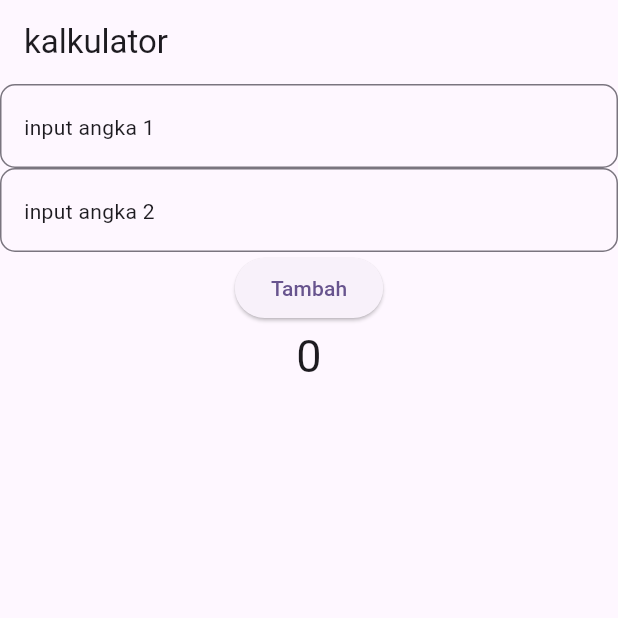
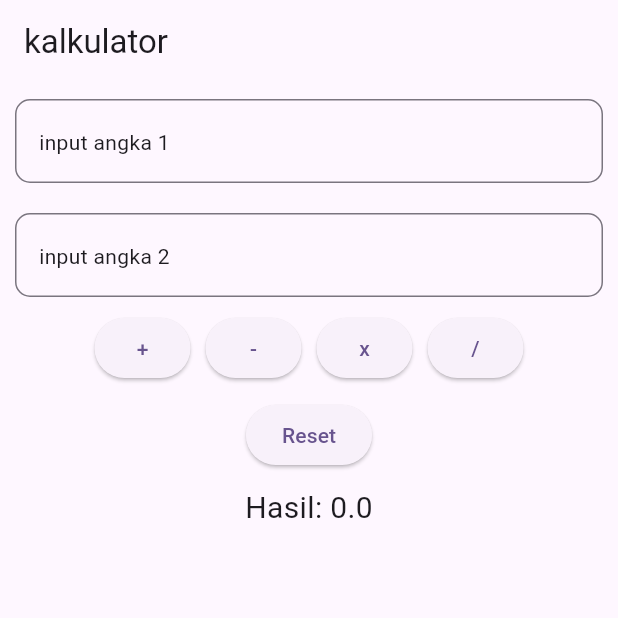
Before and after one commit to Astake777/Athar-Flutter-Project-11-PPLG-, a Flutter app: the screen it shows after launch, on a phone screen of 412 x 824 dp, the top half of it. Run offline on Flutter 3.47's test engine with Material 3 defaults, Android fonts, the phone set to English and light mode, and no system bars; our stand-ins replace get.

Commit message:
penambahan fitur reset dan revisi styling

```diff
--- a/lib/components/custom_textfield.dart
+++ b/lib/components/custom_textfield.dart
@@ -1,4 +1,5 @@
 import 'package:flutter/material.dart';
+import 'package:flutter/services.dart';
 
 class CustomTextfield extends StatelessWidget {
   // kita list variabel2 yang diperlukan
@@ -7,6 +8,7 @@ class CustomTextfield extends StatelessWidget {
   final bool obscureText;
   final IconData? icon;
   final Widget? suffixIcon;
+  final bool numberOnly;
 
   const CustomTextfield({
     super.key,
@@ -15,6 +17,7 @@ class CustomTextfield extends StatelessWidget {
     this.obscureText = false,
     this.icon,
     this.suffixIcon,
+    this.numberOnly = false,
   });
 
   @override
@@ -22,6 +25,8 @@ class CustomTextfield extends StatelessWidget {
     return TextField(
       controller: txtController,
       obscureText: obscureText,
+      keyboardType: numberOnly ? TextInputType.number : TextInputType.text,
+      inputFormatters: numberOnly ? [FilteringTextInputFormatter.digitsOnly] : [],
       decoration: InputDecoration(
         border: OutlineInputBorder(borderRadius: BorderRadius.circular(10)),
         hint: Text(myHint),
--- a/lib/controller/kalkulator_controller.dart
+++ b/lib/controller/kalkulator_controller.dart
@@ -1,10 +1,63 @@
 import 'package:get/get.dart';
 
 class KalkulatorController extends GetxController {
-  var hasil = 0.obs;
+  var hasil = 0.0.obs;
 
+  // cek input kosong, kalau kosong tampilkan peringatan
+  bool inputKosong(String angka1, String angka2) {
+    if (angka1.isEmpty || angka2.isEmpty) {
+      Get.snackbar(
+        "input kosong",
+        "angka 1 dan angka 2 harus diisi",
+        snackPosition: SnackPosition.TOP,
+      );
+      return true;
+    }
+    return false;
+  }
+
+  void reset() {
+    hasil.value = 0;
+  }
+
+  // method tambah kurang kali dan bagi
   void tambah(int angka1, int angka2) {
-    int hasiltambah= angka1 + angka2;
-    hasil.value = hasiltambah;
+    double hasilTambah = (angka1 + angka2).toDouble();
+    hasil.value = hasilTambah;
+    Get.snackbar(
+      "hasil tambah",
+      "hasilnya ${hasilTambah}",
+      snackPosition: SnackPosition.TOP,
+    );
+  }
+
+  void kurang(int angka1, int angka2) {
+    double hasilKurang = (angka1 - angka2).toDouble();
+    hasil.value = hasilKurang;
+    Get.snackbar(
+      "hasil kurang",
+      "hasilnya ${hasilKurang}",
+      snackPosition: SnackPosition.TOP,
+    );
+  }
+
+  void kali(int angka1, int angka2) {
+    double hasilKali = (angka1 * angka2).toDouble();
+    hasil.value = hasilKali;
+    Get.snackbar(
+      "hasil kali",
+      "hasilnya ${hasilKali}",
+      snackPosition: SnackPosition.TOP,
+    );
+  }
+
+  void bagi(int angka1, int angka2) {
+    double hasilBagi = angka1 / angka2;
+    hasil.value = hasilBagi;
+    Get.snackbar(
+      "hasil bagi",
+      "hasilnya ${hasilBagi}",
+      snackPosition: SnackPosition.TOP,
+    );
   }
 }
--- a/lib/main.dart
+++ b/lib/main.dart
@@ -1,4 +1,5 @@
 import 'package:flutter/material.dart';
+import 'package:get/get.dart';
 import 'package:fluttertest1/pages/kalkulator_page.dart';
 // Pastikan nama package ini sesuai dengan yang ada di pubspec.yaml Anda
 import 'package:fluttertest1/pages/login_clone_page.dart';
@@ -12,7 +13,7 @@ class MyApp extends StatelessWidget {
 
   @override
   Widget build(BuildContext context) {
-    return MaterialApp(
+    return GetMaterialApp(
       title: 'Flutter Demo',
       theme: ThemeData(
         // Tambahkan kata "ColorScheme" sebelum ".fromSeed"
--- a/lib/pages/kalkulator_page.dart
+++ b/lib/pages/kalkulator_page.dart
@@ -16,22 +16,76 @@ class KalkulatorPage extends StatelessWidget {
       appBar: AppBar(title: Text("kalkulator")),
       body: Column(
         children: [
-          CustomTextfield(txtController: txtAngka1, myHint: "input angka 1"),
-          CustomTextfield(txtController: txtAngka2, myHint: "input angka 2"),
+          Container(
+            margin: EdgeInsets.all(10),
+            child: CustomTextfield(txtController: txtAngka1, myHint: "input angka 1", numberOnly: true),
+          ),
+          Container(
+            margin: EdgeInsets.all(10),
+            child: CustomTextfield(txtController: txtAngka2, myHint: "input angka 2", numberOnly: true),
+          ),
+          Row(
+            mainAxisAlignment: MainAxisAlignment.center,
+            children: [
+              ElevatedButton(
+                onPressed: () {
+                  if (controller.inputKosong(txtAngka1.text, txtAngka2.text)) return;
+                  // panggil method tambah di controller
+                  int angka1 = int.parse(txtAngka1.text);
+                  int angka2 = int.parse(txtAngka2.text);
+                  controller.tambah(angka1, angka2);
+                },
+                child: Text("+"),
+              ),
+              SizedBox(width: 10),
+              ElevatedButton(
+                onPressed: () {
+                  if (controller.inputKosong(txtAngka1.text, txtAngka2.text)) return;
+                  int angka1 = int.parse(txtAngka1.text);
+                  int angka2 = int.parse(txtAngka2.text);
+                  controller.kurang(angka1, angka2);
+                },
+                child: Text("-"),
+              ),
+              SizedBox(width: 10),
+              ElevatedButton(
+                onPressed: () {
+                  if (controller.inputKosong(txtAngka1.text, txtAngka2.text)) return;
+                  int angka1 = int.parse(txtAngka1.text);
+                  int angka2 = int.parse(txtAngka2.text);
+                  controller.kali(angka1, angka2);
+                },
+                child: Text("x"),
+              ),
+              SizedBox(width: 10),
+              ElevatedButton(
+                onPressed: () {
+                  if (controller.inputKosong(txtAngka1.text, txtAngka2.text)) return;
+                  int angka1 = int.parse(txtAngka1.text);
+                  int angka2 = int.parse(txtAngka2.text);
+                  controller.bagi(angka1, angka2);
+                },
+                child: Text("/"),
+              ),
+            ],
+          ),
+          SizedBox(height: 10),
           ElevatedButton(
             onPressed: () {
-              // panggil method tambah di controller
-              int angka1 = int.parse(txtAngka1.text);
-              int angka2 = int.parse(txtAngka2.text);
-              controller.tambah(angka1, angka2);
+              // kosongkan textfield dan hasil
+              txtAngka1.clear();
+              txtAngka2.clear();
+              controller.reset();
             },
-            child: Text("Tambah"),
+            child: Text("Reset"),
           ),
-          Obx(
-            () => Text(
-              controller.hasil.toString(),
-              style: TextStyle(fontSize: 30),
-            ),
+          Container(
+            margin: EdgeInsets.all(10),
+            // Obx otomatis update kalau hasil di controller berubah
+            child: Obx(() => Text(
+              "Hasil: ${controller.hasil}",
+              style: TextStyle(fontSize: 20),
+            )),
           ),
         ],
       ),
```
